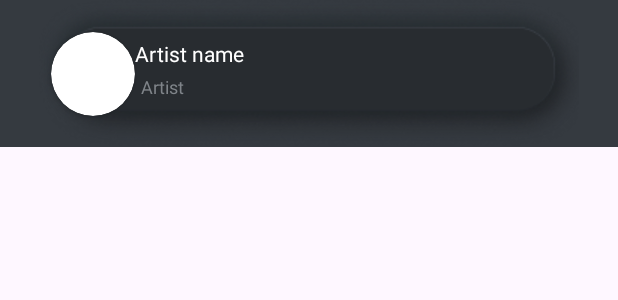
After one commit to sleepingforest100/Music-App-Android, an Android app: the layout item_artist.xml on its own in the app's theme, with its tools: preview values and no code run, on a phone screen of 412 x 824 dp. The commit adds this screen. Shown: the top 300 px of the screen. Run offline under Robolectric (Android 15) with nearby library versions, the phone set to English and light mode, and no system bars.

Commit message:
feature: error solving

```diff
--- /dev/null
+++ b/app/src/main/java/kz/just_code/musicapp/RecyclerViewItem.kt
@@ -0,0 +1,6 @@
+package kz.just_code.musicapp
+
+class RecyclerViewItem{
+    var id: Int = 0
+    var itemType: ItemType = ItemType.ITEM
+}
--- a/app/src/main/java/kz/just_code/musicapp/fragments/HomeFragment.kt
+++ b/app/src/main/java/kz/just_code/musicapp/fragments/HomeFragment.kt
@@ -11,6 +11,7 @@ import kz.just_code.musicapp.Playlists2Adapter
 import kz.just_code.musicapp.PlaylistsAdapter
 import kz.just_code.musicapp.R
 import kz.just_code.musicapp.databinding.FragmentHomeBinding
+import kz.just_code.musicapp.databinding.ViewBottomNavigationBinding
 import kz.just_code.musicapp.viewmodel.HomeViewModel
 import kz.just_code.musicapp.viewmodel.SearchViewModel
 
@@ -27,6 +28,7 @@ class HomeFragment : BaseFragment<FragmentHomeBinding>(FragmentHomeBinding::infl
 //        viewModel.searchMusic("text")
 
     }
+
 
 
     private fun setUpRecyclerView() {
--- a/app/src/main/java/kz/just_code/musicapp/viewmodel/YourLibraryViewModel.kt
+++ b/app/src/main/java/kz/just_code/musicapp/viewmodel/YourLibraryViewModel.kt
@@ -1,5 +1,9 @@
 package kz.just_code.musicapp.viewmodel
 
-class YourLibraryViewModel: BaseViewModel() {
+import dagger.hilt.android.lifecycle.HiltViewModel
+import kz.just_code.musicapp.data.MusicRepository
+import javax.inject.Inject
+@HiltViewModel
+class YourLibraryViewModel@Inject constructor(private val repository: MusicRepository): BaseViewModel() {
 
 }
--- /dev/null
+++ b/app/src/main/res/layout/item_artist.xml
@@ -0,0 +1,56 @@
+<?xml version="1.0" encoding="utf-8"?>
+<androidx.constraintlayout.widget.ConstraintLayout xmlns:android="http://schemas.android.com/apk/res/android"
+    xmlns:app="http://schemas.android.com/apk/res-auto"
+    android:layout_width="match_parent"
+    android:layout_height="wrap_content"
+    android:layout_gravity="center_horizontal"
+    android:background="@color/gray">
+
+    <ImageView
+        android:layout_width="wrap_content"
+        android:layout_height="wrap_content"
+        android:src="@drawable/bg"
+        app:layout_constraintEnd_toEndOf="parent"
+        app:layout_constraintStart_toStartOf="parent"
+        app:layout_constraintTop_toTopOf="parent" />
+
+    <androidx.cardview.widget.CardView
+        android:id="@+id/image_box_for_artist"
+        android:layout_width="56dp"
+        android:layout_height="56dp"
+        android:layout_marginStart="34dp"
+        app:cardCornerRadius="30dp"
+        app:layout_constraintBottom_toBottomOf="parent"
+        app:layout_constraintStart_toStartOf="parent"
+        app:layout_constraintTop_toTopOf="parent">
+
+        <ImageView
+            android:id="@+id/playlist_icon"
+            android:layout_width="56dp"
+            android:layout_height="56dp" />
+    </androidx.cardview.widget.CardView>
+
+    <TextView
+        android:id="@+id/artist_name"
+        android:layout_width="wrap_content"
+        android:layout_height="wrap_content"
+        android:layout_marginTop="26dp"
+        android:layout_marginEnd="8dp"
+        android:text="@string/artist_name"
+        android:textColor="@color/white"
+        android:textSize="14sp"
+        app:layout_constraintStart_toEndOf="@id/image_box_for_artist"
+        app:layout_constraintTop_toTopOf="parent" />
+
+    <TextView
+        android:id="@+id/artist"
+        android:layout_width="wrap_content"
+        android:layout_height="wrap_content"
+        android:text="@string/artist"
+        android:textSize="12sp"
+        android:textColor="#7F8489"
+        app:layout_constraintTop_toBottomOf="@id/artist_name"
+        app:layout_constraintStart_toEndOf="@id/image_box_for_artist"
+        android:layout_margin="4dp"/>
+
+</androidx.constraintlayout.widget.ConstraintLayout>
--- a/app/src/main/res/values/strings.xml
+++ b/app/src/main/res/values/strings.xml
@@ -12,4 +12,6 @@
     <string name="recents">Recents</string>
     <string name="add_artist">Add artist</string>
     <string name="album_name">Album name</string>
+    <string name="artist_name">Artist name</string>
+    <string name="artist">Artist</string>
 </resources>
```
Also changed, not shown: app/src/main/java/kz/just_code/musicapp/LibraryDataClass.kt (added, +19 -0 lines), app/src/main/java/kz/just_code/musicapp/RecyclerViewAdapter.kt (added, +47 -0 lines), app/src/main/java/kz/just_code/musicapp/ViewHolder.kt (added, +21 -0 lines), app/src/main/java/kz/just_code/musicapp/fragments/MusicFragment.kt (added, +10 -0 lines), app/src/main/java/kz/just_code/musicapp/fragments/YourLibraryFragment.kt (+33 -0 lines), app/src/main/res/layout/add_artist.xml (added, +37 -0 lines), app/src/main/res/layout/fragment_your_library.xml (+8 -53 lines), app/src/main/res/navigation/nav_graph.xml (+7 -0 lines), app/src/main/res/drawable/bg.png (added), 3 other files.
